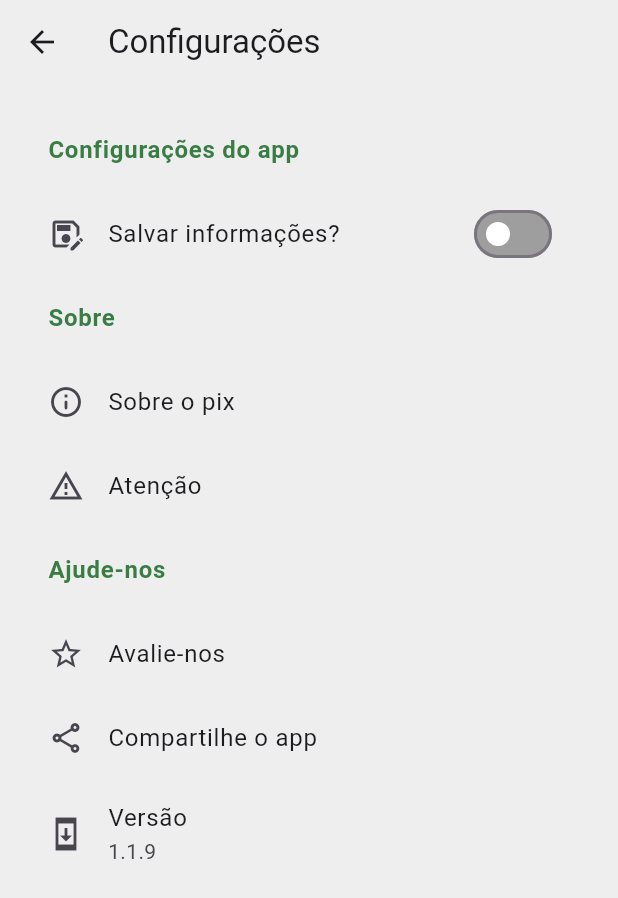
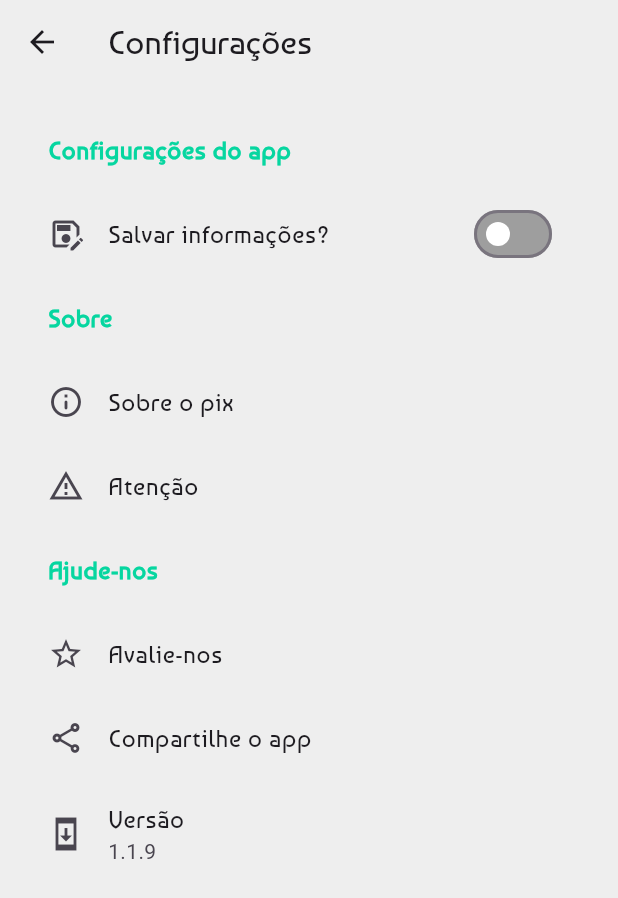
Before and after one commit to S3NTIN3LA-DEV/Gera-Pix, a Flutter app: the screen it shows after launch, after a tap on the "settings" icon, on a phone screen of 412 x 824 dp. Shown: the top 898 px of the screen. Run offline on Flutter 3.47's test engine with Material 3 defaults, Android fonts, the phone set to English and light mode, and no system bars; our stand-ins replace diacritic, google_fonts, google_mobile_ads, qr_flutter, share_plus, shared_preferences and 1 more; network calls fail.

Commit message:
Nova fonte

```diff
--- a/lib/main.dart
+++ b/lib/main.dart
@@ -1,3 +1,4 @@
+import 'package:flutter/foundation.dart';
 import 'package:flutter/material.dart';
 import 'package:flutter/services.dart';
 import 'package:gera_pix/funcoes/salvar_info.dart';
@@ -9,6 +10,10 @@ import 'package:provider/provider.dart';
 void main() {
   WidgetsFlutterBinding.ensureInitialized();
   MobileAds.instance.initialize();
+  LicenseRegistry.addLicense(() async* {
+    final license = await rootBundle.loadString('assets/fontes/OFL.txt');
+    yield LicenseEntryWithLineBreaks(['baumans'], license);
+  });
   runApp(
     MultiProvider(providers: [
       ChangeNotifierProvider(
--- a/lib/paginas/configuracao.dart
+++ b/lib/paginas/configuracao.dart
@@ -4,6 +4,7 @@ import 'package:gera_pix/funcoes/salvar_info.dart';
 import 'package:gera_pix/paginas/cuidados.dart';
 import 'package:gera_pix/paginas/sobre_pix.dart';
 import 'package:gera_pix/styles/cores.dart';
+import 'package:google_fonts/google_fonts.dart';
 import 'package:provider/provider.dart';
 import 'package:share_plus/share_plus.dart';
 import 'package:url_launcher/url_launcher_string.dart';
@@ -29,7 +30,10 @@ class _InformacoesState extends State<Informacoes> {
     final podeSalvar = context.watch<SalvarInfo>();
     return Scaffold(
       appBar: AppBar(
-        title: const Text('Configurações'),
+        title: Text(
+          'Configurações',
+          style: GoogleFonts.baumans(),
+        ),
       ),
       body: Padding(
         padding: const EdgeInsets.all(16.0),
@@ -60,13 +64,13 @@ class _InformacoesState extends State<Informacoes> {
                         builder: (context) => AlertDialog(
                               title: Text(
                                 'Atenção',
-                                style: TextStyle(
+                                style: GoogleFonts.baumans(
                                     color: Colors.black,
                                     fontWeight: FontWeight.bold),
                               ),
                               content: Text(
                                 'Suas informações serão salvas da próxima vez que você gerar um código!',
-                                style: TextStyle(
+                                style: GoogleFonts.baumans(
                                     color: Colors.black,
                                     fontWeight: FontWeight.bold),
                               ),
@@ -78,7 +82,7 @@ class _InformacoesState extends State<Informacoes> {
                                   },
                                   child: Text(
                                     'Certo',
-                                    style: TextStyle(
+                                    style: GoogleFonts.baumans(
                                         color: MinhasCores.secundaria),
                                   ),
                                 ),
--- a/lib/paginas/pagina_criacao.dart
+++ b/lib/paginas/pagina_criacao.dart
@@ -6,6 +6,7 @@ import 'package:gera_pix/funcoes/salvar_info.dart';
 import 'package:gera_pix/paginas/configuracao.dart';
 import 'package:gera_pix/styles/botoes.dart';
 import 'package:gera_pix/styles/cores.dart';
+import 'package:google_fonts/google_fonts.dart';
 import 'package:google_mobile_ads/google_mobile_ads.dart';
 import 'package:intl/intl.dart';
 import 'package:provider/provider.dart';
@@ -79,7 +80,7 @@ class _PixFormScreenState extends State<PixFormScreen> {
 
   verificaChave() {
     if (chaveSelecionada == 'Telefone') {
-      return 'Telefone* (com DDD, apenas números)';
+      return 'Telefone* (com DDD, apenas números),';
     } else if (chaveSelecionada == 'CPF/CNPJ') {
       return 'CPF/CNPJ* (apenas números)';
     } else {
@@ -142,7 +143,10 @@ class _PixFormScreenState extends State<PixFormScreen> {
           leading: Image.asset(
             'assets/icon-gera-pix.png',
           ),
-          title: const Text('GeraPix'),
+          title: Text(
+            'GeraPix',
+            style: GoogleFonts.baumans(),
+          ),
           actions: [
             IconButton(
               onPressed: () {
@@ -274,7 +278,10 @@ class _PixFormScreenState extends State<PixFormScreen> {
                         items: chaves.map((String type) {
                           return DropdownMenuItem<String>(
                             value: type,
-                            child: Text(type),
+                            child: Text(
+                              type,
+                              style: GoogleFonts.baumans(),
+                            ),
                           );
                         }).toList(),
                         onChanged: (String? newValue) {
@@ -344,7 +351,7 @@ class _PixFormScreenState extends State<PixFormScreen> {
                         ],
                         cursorColor: MinhasCores.secundaria,
                         controller: _transactionAmountController,
-                        decoration: const InputDecoration(
+                        decoration: InputDecoration(
                           labelText: 'Valor (opcional)',
                         ),
                         keyboardType: TextInputType.number,
--- a/lib/styles/cores.dart
+++ b/lib/styles/cores.dart
@@ -2,6 +2,6 @@ import 'package:flutter/material.dart';
 
 class MinhasCores {
   static const primaria = Color(0xffEEEEEE);
-  static const secundaria = Color(0xff3A7D44);
+  static const secundaria = Color(0xff06D6A0);
 }
 //0xff186F65
--- a/lib/styles/temas.dart
+++ b/lib/styles/temas.dart
@@ -1,13 +1,14 @@
 import 'package:flutter/material.dart';
 import 'package:gera_pix/styles/cores.dart';
+import 'package:google_fonts/google_fonts.dart';
 
 final ThemeData temaPadrao = ThemeData(
   scaffoldBackgroundColor: MinhasCores.primaria,
   appBarTheme: const AppBarTheme(
     backgroundColor: MinhasCores.primaria,
   ),
-  inputDecorationTheme: const InputDecorationTheme(
-    labelStyle: TextStyle(color: MinhasCores.secundaria),
+  inputDecorationTheme: InputDecorationTheme(
+    labelStyle: GoogleFonts.baumans(color: MinhasCores.secundaria),
     border: OutlineInputBorder(),
     focusedBorder: OutlineInputBorder(
       borderSide: BorderSide(
@@ -17,6 +18,10 @@ final ThemeData temaPadrao = ThemeData(
     ),
   ),
   switchTheme: const SwitchThemeData(
-      thumbColor: WidgetStatePropertyAll(Colors.white),
-      trackColor: WidgetStatePropertyAll(MinhasCores.secundaria)),
+    thumbColor: WidgetStatePropertyAll(Colors.white),
+    trackColor: WidgetStatePropertyAll(MinhasCores.secundaria),
+  ),
+  textTheme: TextTheme(
+    bodyLarge: GoogleFonts.baumans(),
+  ),
 );
```
Also changed, not shown: assets/fontes/OFL.txt (added, +94 -0 lines), lib/paginas/cuidados.dart (+15 -5 lines), lib/paginas/sobre_pix.dart (+5 -3 lines), pubspec.yaml (+6 -4 lines), assets/fontes/Baumans-Regular.ttf (added), pubspec.lock.
